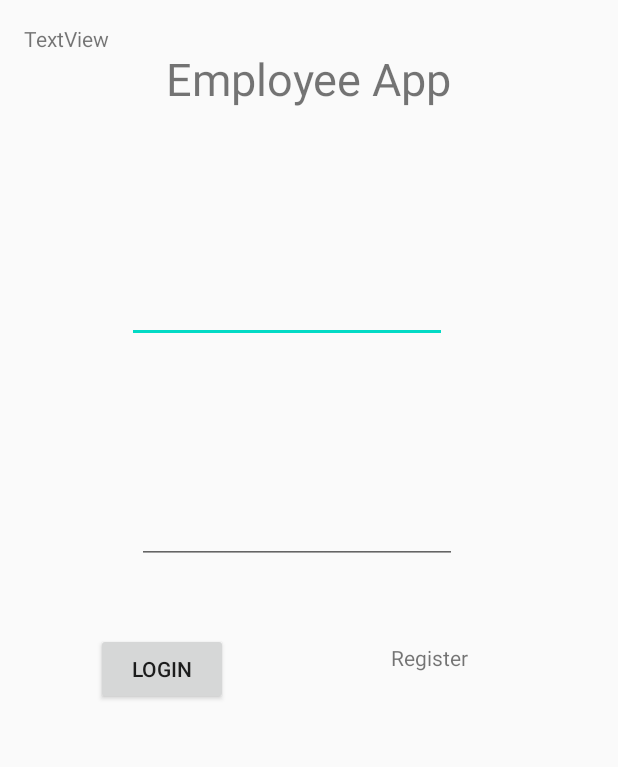
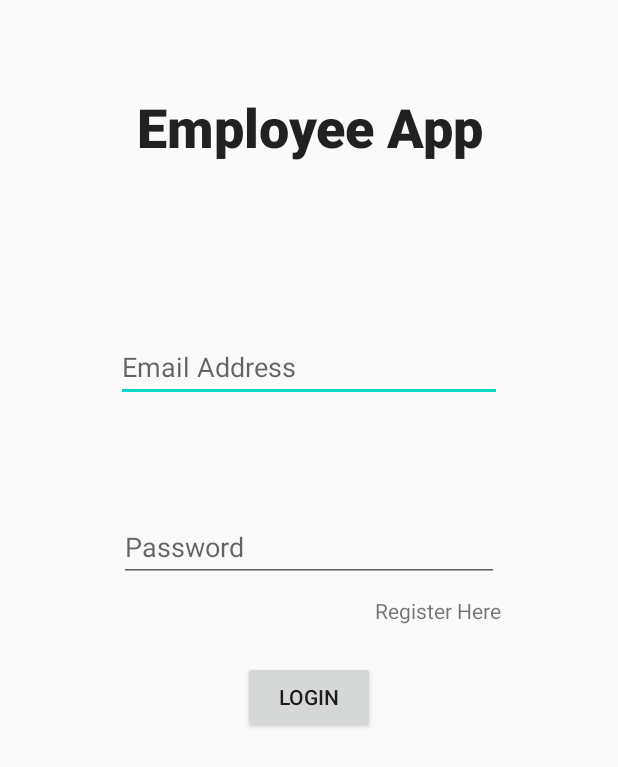
Before and after one commit to MichelleCondon/IS4401-FinalYearProject, an Android app: the screen it shows after launch (MainActivity), on a phone screen of 412 x 824 dp. Shown: the top 767 px of the screen. Run offline under Robolectric (Android 15) with nearby library versions, the phone set to English and light mode, and no system bars; our stand-ins replace Firebase (no records; nobody signed in at launch, a user with empty details on screens opened directly).

Commit message:
Commenting and re-designing the main activity

```diff
--- a/app/src/main/java/com/michelle_condon/is4401_finalyearproject/MainActivity.java
+++ b/app/src/main/java/com/michelle_condon/is4401_finalyearproject/MainActivity.java
@@ -1,5 +1,6 @@
 package com.michelle_condon.is4401_finalyearproject;
 
+//Import Statements
 import android.content.Intent;
 import android.os.Bundle;
 import android.util.Patterns;
@@ -9,97 +10,101 @@ import android.widget.EditText;
 import android.widget.ProgressBar;
 import android.widget.TextView;
 import android.widget.Toast;
-
 import androidx.annotation.NonNull;
 import androidx.appcompat.app.AppCompatActivity;
-
 import com.google.android.gms.tasks.OnCompleteListener;
 import com.google.android.gms.tasks.Task;
 import com.google.firebase.auth.AuthResult;
 import com.google.firebase.auth.FirebaseAuth;
 
-public class MainActivity extends AppCompatActivity implements View.OnClickListener{
-    private TextView abcText;
+public class MainActivity extends AppCompatActivity implements View.OnClickListener {
+    //Declaring Variables
     private TextView register;
     private EditText editTextEmail, editTextPassword;
     private Button signIn;
-
     private FirebaseAuth mAuth;
     private ProgressBar progressBar;
+
     @Override
     protected void onCreate(Bundle savedInstanceState) {
         super.onCreate(savedInstanceState);
         setContentView(R.layout.activity_main);
 
-        abcText = (TextView) findViewById(R.id.abcText) ;
-        abcText.setOnClickListener(this);
-
+        //Assigning values by resource Id's - Register button
         register = (TextView) findViewById(R.id.register);
+        //Listening for the users button click for register
         register.setOnClickListener(this);
 
+        //Assigning values by resource Id's
         signIn = (Button) findViewById(R.id.signIn);
+        //Listening for the users button click for register
         signIn.setOnClickListener(this);
 
-        editTextEmail = (EditText) findViewById(R.id.email);
-        editTextPassword = (EditText) findViewById(R.id.password);
+        //Assigning values by resource Id's - Login page email and password text fields
+        editTextEmail = (EditText) findViewById(R.id.txtemail);
+        editTextPassword = (EditText) findViewById(R.id.txtPassword);
 
+        //Assigning values by resource Id's - Progress base
         progressBar = (ProgressBar) findViewById(R.id.progressBar);
         mAuth = FirebaseAuth.getInstance();
     }
 
     @Override
     public void onClick(View v) {
-        switch (v.getId()){
+        //Java switch statement
+        switch (v.getId()) {
+            //Register Button
             case R.id.register:
                 startActivity(new Intent(this, SignupScreen.class));
                 break;
-
+            //Sign in button
             case R.id.signIn:
                 userLogin();
-
-                break;
-
-            case R.id.abcText:
-                startActivity(new Intent(this, ClockIn_Screen.class));
                 break;
         }
     }
 
     private void userLogin() {
+        //Email and password strings
         String email = editTextEmail.getText().toString().trim();
         String password = editTextPassword.getText().toString().trim();
-
-        if(email.isEmpty()){
+        //Validation
+        //Ensuring Email field is filled
+        if (email.isEmpty()) {
             editTextEmail.setError("Email is required");
             editTextEmail.requestFocus();
             return;
         }
-
-        if(!Patterns.EMAIL_ADDRESS.matcher(email).matches()){
-            editTextEmail.setError("Email is required");
+        //Ensuring email address is valid
+        if (!Patterns.EMAIL_ADDRESS.matcher(email).matches()) {
+            editTextEmail.setError("Email is Incorrect, Please CHeck your Credentials");
             editTextEmail.requestFocus();
             return;
         }
-        if(password.isEmpty()){
+        //Ensuring password field is filled
+        if (password.isEmpty()) {
             editTextPassword.setError("Password is required");
             editTextPassword.requestFocus();
             return;
         }
-        if(password.length() < 6){
-            editTextPassword.setError("Password is required > 6");
+        //Ensuring the password is longer than 6 characters
+        if (password.length() < 6) {
+            editTextPassword.setError("Password should be greater than 6 characters");
             editTextPassword.requestFocus();
             return;
         }
 
-
-        mAuth.signInWithEmailAndPassword(email,password).addOnCompleteListener(new OnCompleteListener<AuthResult>() {
+        //Authenticating sign in to Firebase using email and password parameters
+        mAuth.signInWithEmailAndPassword(email, password).addOnCompleteListener(new OnCompleteListener<AuthResult>() {
             @Override
             public void onComplete(@NonNull Task<AuthResult> task) {
-                if(task.isSuccessful()){
+                //If the sign is a success
+                if (task.isSuccessful()) {
                     startActivity(new Intent(MainActivity.this, MainMenu.class));
 
-                }else{
-                    Toast.makeText(MainActivity.this, "Failed to login!", Toast.LENGTH_LONG).show();
+                } else {
+                    //If the sign in fails
+                    Toast.makeText(MainActivity.this, "Login Failed Please Check Your Credentials!", Toast.LENGTH_LONG).show();
                 }
             }
         });
--- a/app/src/main/java/com/michelle_condon/is4401_finalyearproject/SignupScreen.java
+++ b/app/src/main/java/com/michelle_condon/is4401_finalyearproject/SignupScreen.java
@@ -40,8 +40,8 @@ public class SignupScreen extends AppCompatActivity implements View.OnClickListe
 
         editTextFullName = (EditText) findViewById(R.id.fullName);
         editTextAge = (EditText) findViewById(R.id.age);
-        editTextEmail = (EditText) findViewById(R.id.email);
-        editTextPassword= (EditText) findViewById(R.id.password);
+        editTextEmail = (EditText) findViewById(R.id.txtemail);
+        editTextPassword= (EditText) findViewById(R.id.txtPassword);
 
         progressBar = (ProgressBar) findViewById(R.id.progressBar);
     }
--- a/app/src/main/res/layout/activity_main.xml
+++ b/app/src/main/res/layout/activity_main.xml
@@ -15,48 +15,51 @@
         android:id="@+id/banner"
         android:layout_width="wrap_content"
         android:layout_height="wrap_content"
-        android:layout_marginTop="16dp"
+        android:layout_marginTop="44dp"
+        android:fontFamily="sans-serif-black"
         android:text="@string/employee_app_text"
-        android:textSize="30sp"
+        android:textAlignment="center"
+        android:textAppearance="@style/TextAppearance.AppCompat.Large"
+        android:textSize="36sp"
         app:layout_constraintEnd_toEndOf="parent"
         app:layout_constraintStart_toStartOf="parent"
         app:layout_constraintTop_toTopOf="parent" />
 
     <EditText
-        android:id="@+id/email"
-        android:layout_width="wrap_content"
-        android:layout_height="wrap_content"
+        android:id="@+id/txtemail"
+        android:layout_width="257dp"
+        android:layout_height="46dp"
         android:ems="10"
+        android:hint="Email Address"
         android:inputType="textEmailAddress"
-        app:layout_constraintBottom_toTopOf="@+id/password"
+        app:layout_constraintBottom_toTopOf="@+id/txtPassword"
         app:layout_constraintEnd_toEndOf="parent"
-        app:layout_constraintHorizontal_bias="0.412"
         app:layout_constraintStart_toStartOf="parent"
         app:layout_constraintTop_toBottomOf="@+id/banner"
-        app:layout_constraintVertical_bias="0.52" />
+        app:layout_constraintVertical_bias="0.606" />
 
     <EditText
-        android:id="@+id/password"
-        android:layout_width="wrap_content"
-        android:layout_height="wrap_content"
-        android:layout_marginBottom="432dp"
+        android:id="@+id/txtPassword"
+        android:layout_width="253dp"
+        android:layout_height="46dp"
+        android:layout_marginBottom="420dp"
         android:ems="10"
+        android:hint="Password"
         android:inputType="textPassword"
         app:layout_constraintBottom_toBottomOf="parent"
         app:layout_constraintEnd_toEndOf="parent"
-        app:layout_constraintHorizontal_bias="0.452"
         app:layout_constraintStart_toStartOf="parent" />
 
     <TextView
         android:id="@+id/register"
         android:layout_width="wrap_content"
         android:layout_height="wrap_content"
-        android:layout_marginEnd="84dp"
-        android:text="Register"
-        app:layout_constraintBottom_toBottomOf="parent"
+        android:layout_marginBottom="24dp"
+        android:text="Register Here"
+        app:layout_constraintBottom_toTopOf="@+id/signIn"
         app:layout_constraintEnd_toEndOf="parent"
-        app:layout_constraintTop_toBottomOf="@+id/password"
-        app:layout_constraintVertical_bias="0.127" />
+        app:layout_constraintHorizontal_bias="0.79"
+        app:layout_constraintStart_toStartOf="parent" />
 
     <Button
         android:id="@+id/signIn"
@@ -65,18 +68,10 @@
         android:text="Login"
         app:layout_constraintBottom_toBottomOf="parent"
         app:layout_constraintEnd_toStartOf="@+id/register"
-        app:layout_constraintHorizontal_bias="0.308"
+        app:layout_constraintHorizontal_bias="1.0"
         app:layout_constraintStart_toStartOf="parent"
-        app:layout_constraintTop_toBottomOf="@+id/password"
-        app:layout_constraintVertical_bias="0.12" />
-
-    <TextView
-        android:id="@+id/abcText"
-        android:layout_width="wrap_content"
-        android:layout_height="wrap_content"
-        android:text="TextView"
-        tools:layout_editor_absoluteX="174dp"
-        tools:layout_editor_absoluteY="486dp" />
+        app:layout_constraintTop_toBottomOf="@+id/txtPassword"
+        app:layout_constraintVertical_bias="0.141" />
 
 
 </androidx.constraintlayout.widget.ConstraintLayout>
--- a/app/src/main/res/layout/activity_signup_screen.xml
+++ b/app/src/main/res/layout/activity_signup_screen.xml
@@ -64,7 +64,7 @@
         app:layout_constraintTop_toBottomOf="@+id/fullName" />
 
     <EditText
-        android:id="@+id/email"
+        android:id="@+id/txtemail"
         android:layout_width="wrap_content"
         android:layout_height="wrap_content"
         android:layout_marginTop="28dp"
@@ -77,7 +77,7 @@
         app:layout_constraintTop_toBottomOf="@+id/age" />
 
     <EditText
-        android:id="@+id/password"
+        android:id="@+id/txtPassword"
         android:layout_width="wrap_content"
         android:layout_height="wrap_content"
         android:layout_marginTop="31dp"
@@ -86,7 +86,7 @@
         android:inputType="textPassword"
         app:layout_constraintEnd_toEndOf="parent"
         app:layout_constraintStart_toStartOf="parent"
-        app:layout_constraintTop_toBottomOf="@+id/email" />
+        app:layout_constraintTop_toBottomOf="@+id/txtemail" />
 
     <ProgressBar
         android:id="@+id/progressBar"
@@ -97,7 +97,7 @@
         app:layout_constraintEnd_toEndOf="parent"
         app:layout_constraintHorizontal_bias="0.498"
         app:layout_constraintStart_toStartOf="parent"
-        app:layout_constraintTop_toBottomOf="@+id/password"
+        app:layout_constraintTop_toBottomOf="@+id/txtPassword"
         app:layout_constraintVertical_bias="1.0" />
 
     <Button
```
